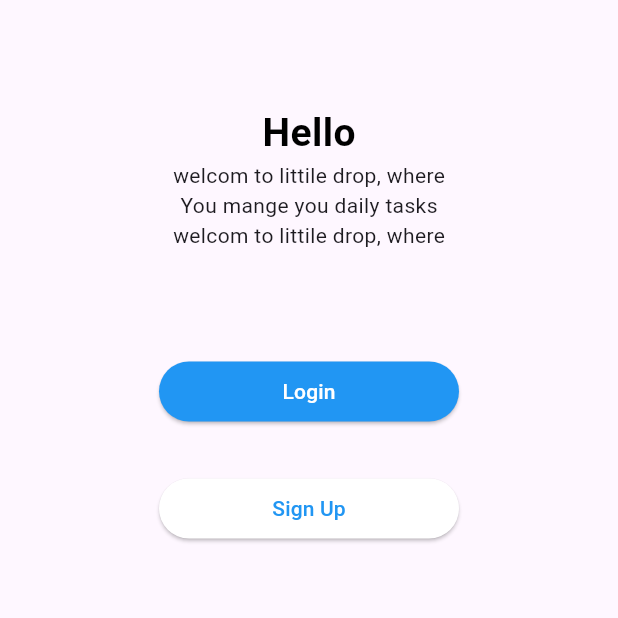
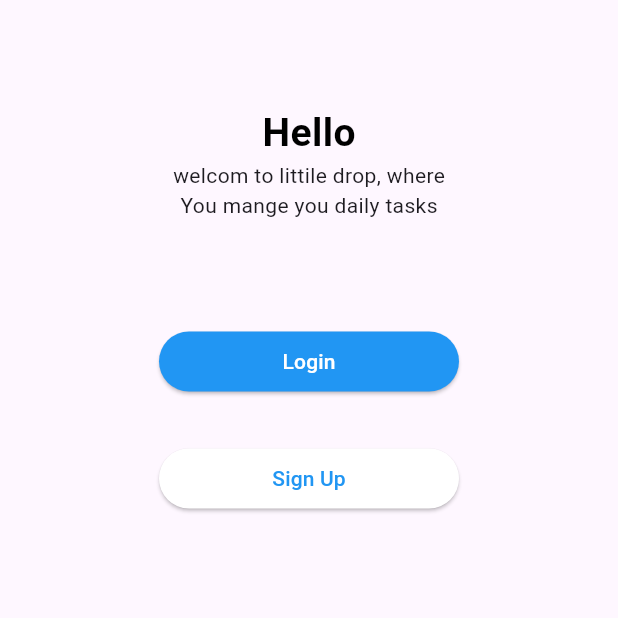
Before and after one commit to shamseernpm-beep/practice_dribble, a Flutter app: the screen it shows after launch, on a phone screen of 412 x 824 dp, the top half of it. Run offline on Flutter 3.47's test engine with Material 3 defaults, Android fonts, the light colour scheme and no system bars.

Commit message:
new pages

```diff
--- a/lib/home.dart
+++ b/lib/home.dart
@@ -28,7 +28,6 @@ class _HomeState extends State<Home> {
               ),
               Text("welcom to littile drop, where"),
               Text("You mange you daily tasks"),
-              Text("welcom to littile drop, where"),
 
               SizedBox(height: 70),
               SizedBox(
```
